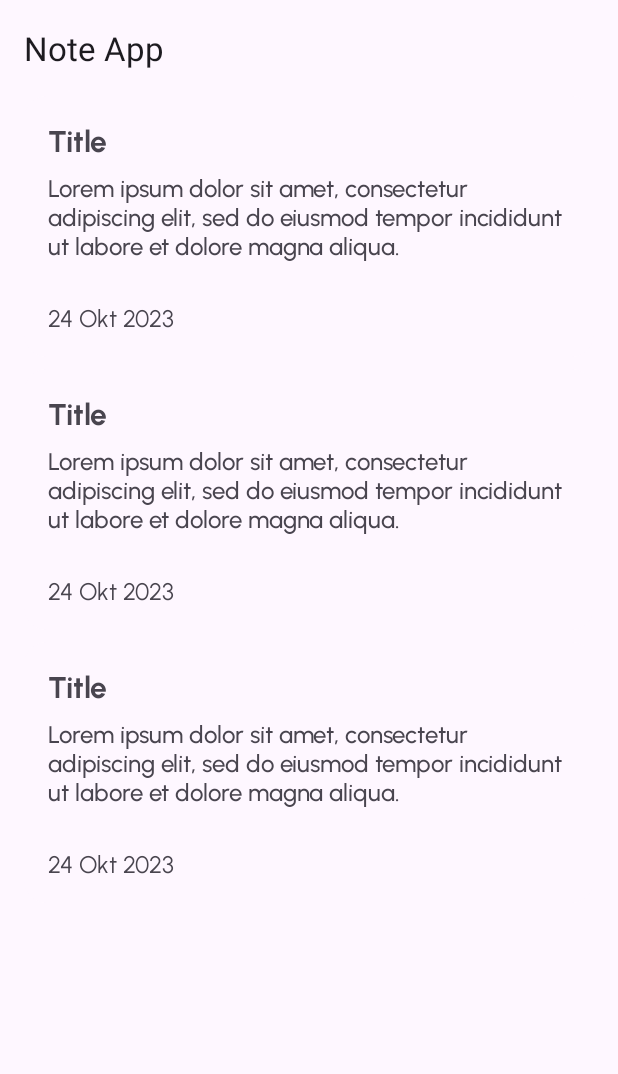
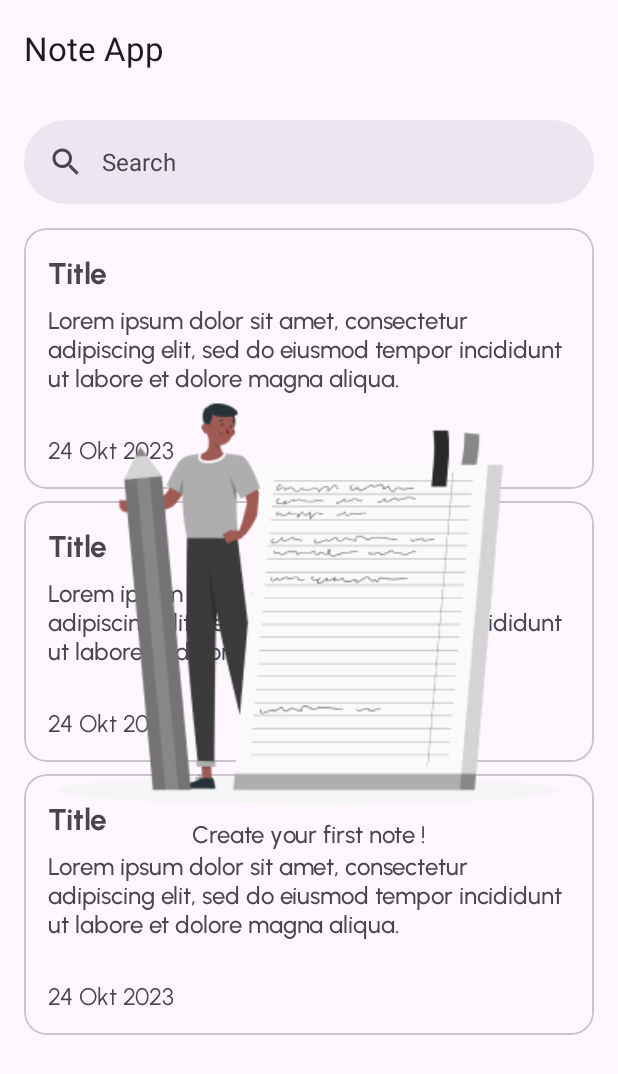
Before and after one commit to wildanfatah22/challenge4, an Android app: the layout activity_main.xml on its own in the app's theme, with its tools: preview values and no code run, on a phone screen of 412 x 824 dp. Shown: the top 1074 px of the screen. Run offline under Robolectric (Android 15) with nearby library versions, the phone set to English and light mode, and no system bars.

Commit message:
layouting and still working in the LoginViewModel

```diff
--- a/app/src/main/java/com/example/challenge4/viewmodel/login/LoginViewModel.kt
+++ b/app/src/main/java/com/example/challenge4/viewmodel/login/LoginViewModel.kt
@@ -58,7 +58,4 @@ class LoginViewModel(private val authRepository: AuthRepository) : ViewModel() {
             }
         }
     }
-
-
-
 }
--- a/app/src/main/res/layout/activity_login.xml
+++ b/app/src/main/res/layout/activity_login.xml
@@ -106,6 +106,7 @@
                 android:text="@string/login_text"
                 android:textSize="16sp"
                 android:backgroundTint="@color/black"
+                android:onClick="@{() -> viewModel.userAuthentication(edtEmailInput.getText().toString(), edtPasswordInput.getText().toString())}"
                 app:cornerRadius="12dp" />
         </LinearLayout>
 
@@ -142,7 +143,7 @@
             style="?android:attr/progressBarStyle"
             android:layout_width="wrap_content"
             android:layout_height="wrap_content"
-            android:visibility="gone"
+            android:visibility="@{viewModel.loading ? view.VISIBLE : view.GONE}"
             app:layout_constraintBottom_toBottomOf="parent"
             app:layout_constraintEnd_toEndOf="parent"
             app:layout_constraintStart_toStartOf="parent"
--- a/app/src/main/res/layout/activity_main.xml
+++ b/app/src/main/res/layout/activity_main.xml
@@ -35,19 +35,51 @@
                 android:layout_height="wrap_content"
                 app:title="@string/note_app"
                 />
+        </com.google.android.material.appbar.AppBarLayout>
 
-        </com.google.android.material.appbar.AppBarLayout>
+        <com.google.android.material.search.SearchBar
+            android:id="@+id/search_bar"
+            android:layout_width="match_parent"
+            android:layout_height="wrap_content"
+            android:hint="@string/search"
+            app:layout_constraintTop_toBottomOf="@id/app_bar"/>
 
         <androidx.recyclerview.widget.RecyclerView
             android:layout_width="match_parent"
             android:layout_height="0dp"
             android:layout_marginHorizontal="16dp"
+            android:layout_marginTop="16dp"
             android:visibility="@{viewModel.loading ? view.GONE : view.VISIBLE}"
-            app:layout_constraintTop_toBottomOf="@id/app_bar"
+            app:layout_constraintTop_toBottomOf="@id/search_bar"
             app:setAdapter="@{adapter}"
             app:setLayoutManager="@{layoutManager}"
             tools:listitem="@layout/note_item"/>
 
+        <LinearLayout
+            android:id="@+id/no_data"
+            android:layout_width="wrap_content"
+            android:layout_height="wrap_content"
+            app:layout_constraintStart_toStartOf="parent"
+            app:layout_constraintEnd_toEndOf="parent"
+            app:layout_constraintTop_toTopOf="parent"
+            app:layout_constraintBottom_toBottomOf="parent"
+            android:orientation="vertical"
+            android:visibility="@{viewModel.loading || adapter.itemCount > 0 ? view.GONE : view.VISIBLE}"
+            android:gravity="center">
+            <ImageView
+                android:layout_width="wrap_content"
+                android:layout_height="wrap_content"
+                android:src="@drawable/vector"
+                android:contentDescription="@string/vector_image" />
+            <TextView
+                android:layout_width="wrap_content"
+                android:layout_height="wrap_content"
+                android:text="@string/create_note"
+                android:textSize="16sp"
+                android:fontFamily="@font/urbanist_medium"
+                />
+        </LinearLayout>
+
 
     </androidx.constraintlayout.widget.ConstraintLayout>
 </layout>
--- a/app/src/main/res/layout/note_item.xml
+++ b/app/src/main/res/layout/note_item.xml
@@ -7,7 +7,7 @@
     android:layout_height="wrap_content"
     app:cardCornerRadius="15dp"
     android:layout_marginBottom="8dp"
-    app:strokeWidth="0dp">
+  >
 
     <androidx.constraintlayout.widget.ConstraintLayout
         android:layout_width="wrap_content"
--- a/app/src/main/res/values/colors.xml
+++ b/app/src/main/res/values/colors.xml
@@ -4,6 +4,6 @@
     <color name="white">#FFFFFFFF</color>
 
     <color name="red">#ba1a1a</color>
-    <color name="light_gray">#FAFAFA</color>
+    <color name="light_gray">#F4F4F4</color>
     <color name="black_bg">#252525</color>
 </resources>
--- a/app/src/main/res/values/strings.xml
+++ b/app/src/main/res/values/strings.xml
@@ -12,4 +12,7 @@
     <string name="title">Title</string>
     <string name="date">24 Okt 2023</string>
     <string name="description_content">Lorem ipsum dolor sit amet, consectetur adipiscing elit, sed do eiusmod tempor incididunt ut labore et dolore magna aliqua.\n</string>
+    <string name="create_note">Create your first note !</string>
+    <string name="vector_image">Vector Image</string>
+    <string name="search">Search</string>
 </resources>
```
Also changed, not shown: app/src/main/java/com/example/challenge4/view/auth/LoginActivity.kt (+34 -0 lines), app/src/main/java/com/example/challenge4/viewmodel/MainViewModel.kt (+3 -4 lines), app/src/main/res/drawable/vector.png (added).
